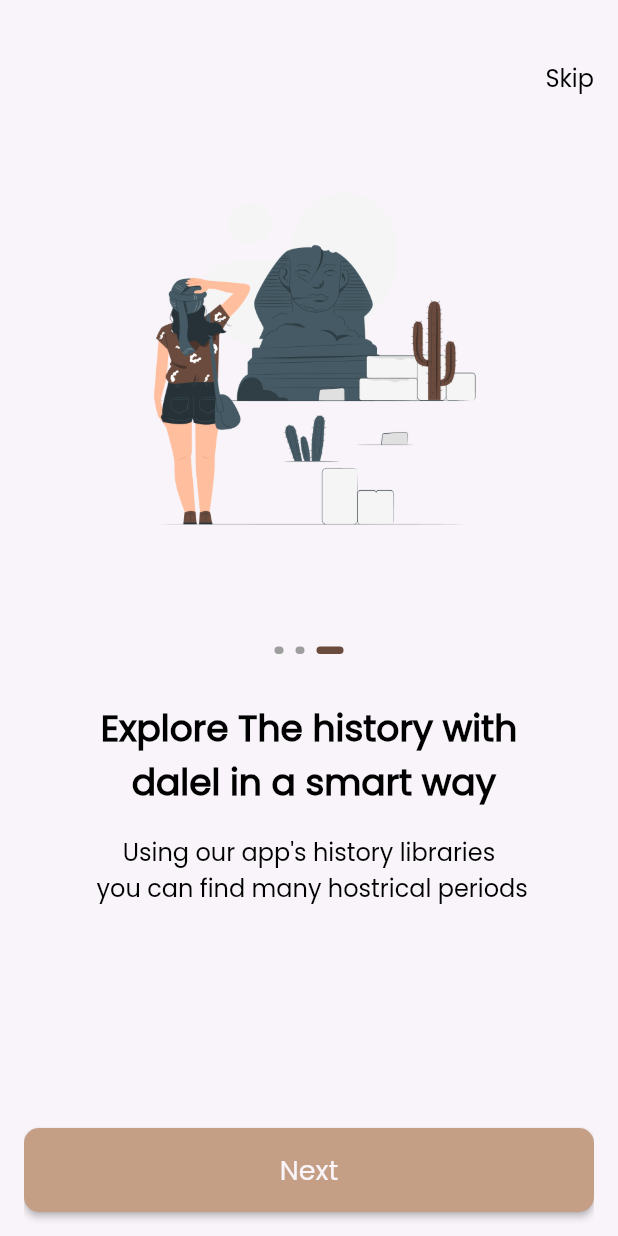
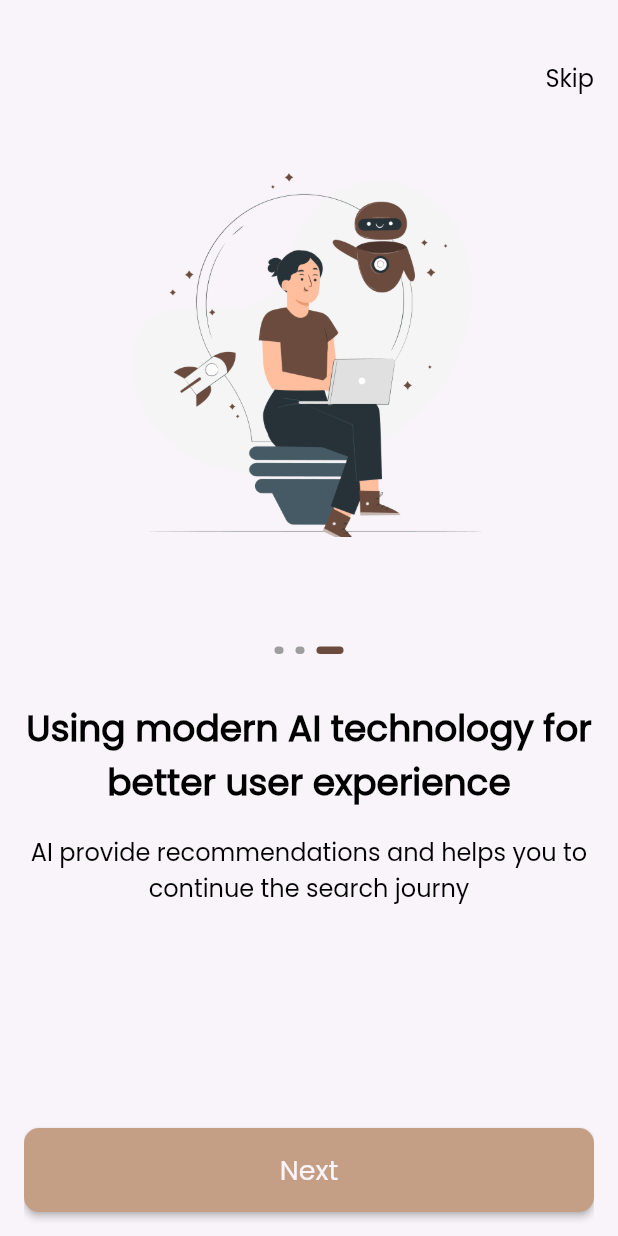
Before and after one commit to aliabdelnaby/dalel_App, a Flutter app: the screen it shows after launch, swiped to page 3, on a phone screen of 412 x 824 dp. Run offline on Flutter 3.47's test engine with Material 2 defaults, Android fonts, the phone set to English and light mode, and no system bars; drawn by our look-alikes of smooth_page_indicator; our stand-ins replace go_router.

Commit message:
create onboarding model

```diff
--- /dev/null
+++ b/lib/features/onboarding/data/models/onboarding_model.dart
@@ -0,0 +1,33 @@
+import 'package:dalil/core/utils/app_assets.dart';
+
+class OnBoardingModel {
+  final String imagePath;
+  final String title;
+  final String subTitle;
+
+  OnBoardingModel({
+    required this.imagePath,
+    required this.title,
+    required this.subTitle,
+  });
+}
+
+List<OnBoardingModel> onBoardingData = [
+  OnBoardingModel(
+    imagePath: Assets.assetsImagesOnBoarding1,
+    title: 'Explore The history with \n dalel in a smart way',
+    subTitle:
+        "Using our app's history libraries \n you can find many hostrical periods",
+  ),
+  OnBoardingModel(
+    imagePath: Assets.assetsImagesOnBoarding2,
+    title: "From every place on earth",
+    subTitle: "A big variety of ancient places from all over the world",
+  ),
+  OnBoardingModel(
+    imagePath: Assets.assetsImagesOnBoarding,
+    title: "Using modern AI technology for better user experience",
+    subTitle:
+        "AI provide recommendations and helps you to continue the search journy",
+  ),
+];
--- a/lib/features/onboarding/presentation/views/widgets/onboarding_body.dart
+++ b/lib/features/onboarding/presentation/views/widgets/onboarding_body.dart
@@ -1,5 +1,6 @@
 import 'package:dalil/core/utils/app_assets.dart';
 import 'package:dalil/core/utils/app_text_style.dart';
+import 'package:dalil/features/onboarding/data/models/onboarding_model.dart';
 import 'package:flutter/material.dart';
 import 'custom_smooth_page_indicator.dart';
 
@@ -15,17 +16,17 @@ class OnBoardingWidgetBody extends StatelessWidget {
       child: PageView.builder(
         physics: const BouncingScrollPhysics(),
         controller: _controller,
-        itemCount: 3,
+        itemCount: onBoardingData.length,
         itemBuilder: (context, index) {
           return Column(
             children: [
               Container(
                 width: 290,
                 height: 343,
-                decoration: const BoxDecoration(
+                decoration: BoxDecoration(
                   image: DecorationImage(
                     image: AssetImage(
-                      (Assets.assetsImagesOnBoarding1),
+                      onBoardingData[index].imagePath,
                     ),
                   ),
                 ),
@@ -34,7 +35,7 @@ class OnBoardingWidgetBody extends StatelessWidget {
               CustomSmoothPageIndicator(controller: _controller),
               const SizedBox(height: 32),
               Text(
-                'Explore The history with \n dalel in a smart way',
+                   onBoardingData[index].title,
                 style: CustomTextStyle.poppins500style24.copyWith(
                   fontWeight: FontWeight.bold,
                 ),
@@ -43,8 +44,8 @@ class OnBoardingWidgetBody extends StatelessWidget {
                 overflow: TextOverflow.ellipsis,
               ),
               const SizedBox(height: 16),
-              const Text(
-                "Using our app's history libraries \n you can find many hostrical periods",
+               Text(
+                 onBoardingData[index].subTitle,
                 style: CustomTextStyle.poppins300style16,
                 textAlign: TextAlign.center,
                 maxLines: 2,
```
